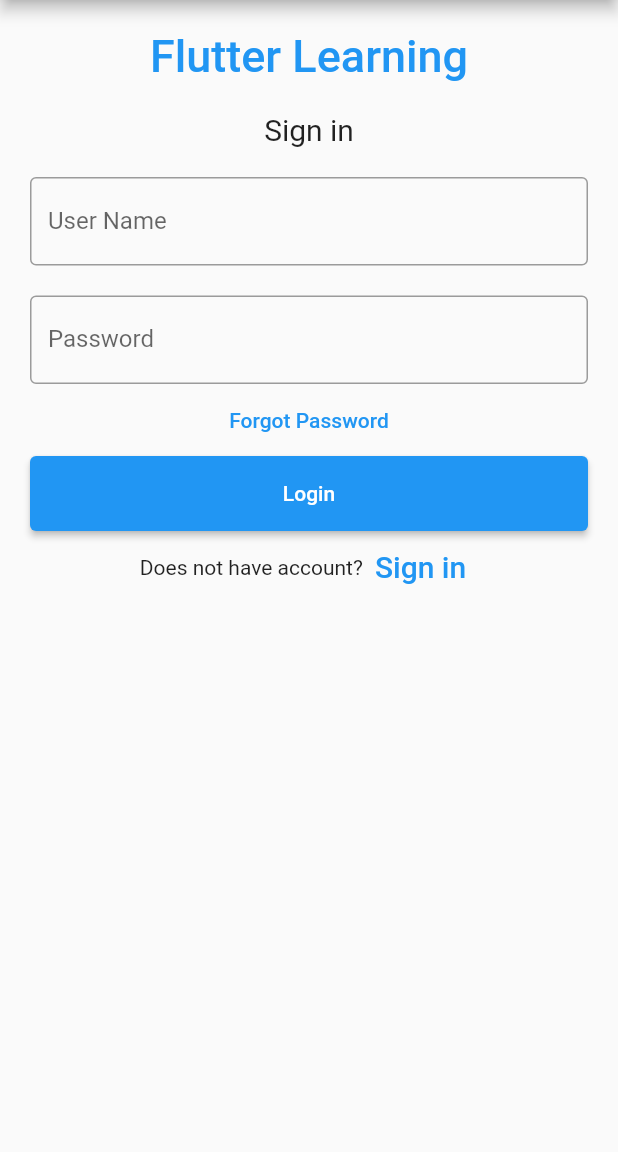
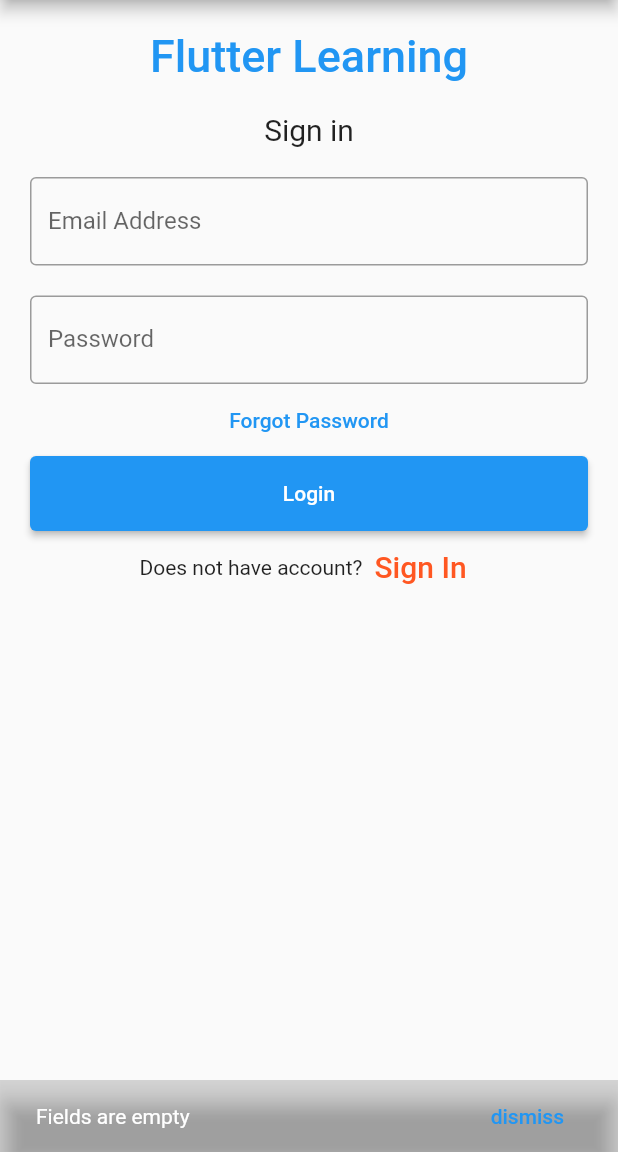
Before and after one commit to vinugilbert/FlutterPractice, a Flutter app: the screen it shows after launch, after a tap on "Login", on a phone screen of 412 x 824 dp, the part 84-1236 px from its top. Run offline on Flutter 3.47's test engine with Material 2 defaults, Android fonts, the phone set to English and light mode, and no system bars.

Commit message:
email and password validation

```diff
--- a/lib/main.dart
+++ b/lib/main.dart
@@ -27,8 +27,46 @@ class MyStatefulWidget extends StatefulWidget {
 }
 
 class _MyStatefulWidgetState extends State<MyStatefulWidget> {
-  TextEditingController nameController = TextEditingController();
+  TextEditingController emailController = TextEditingController();
   TextEditingController passwordController = TextEditingController();
+  String emailPattern =
+      r"^[a-zA-Z0-9.!#$%&'*+/=?^_`{|}~-]+@[a-zA-Z0-9](?:[a-zA-Z0-9-]"
+      r"{0,253}[a-zA-Z0-9])?(?:\.[a-zA-Z0-9](?:[a-zA-Z0-9-]"
+      r"{0,253}[a-zA-Z0-9])?)*$";
+  String passwordPattern =
+      r'^(?=.*?[A-Z])(?=.*?[a-z])(?=.*?[0-9])(?=.*?[!@#\$&*~]).{8,}$';
+
+  void _checkTextFieldValidation(BuildContext context) {
+    String useremail, password;
+    useremail = emailController.text;
+    password = passwordController.text;
+    if (useremail == '' || password == '') {
+      _showSnackBar(context, 'Fields are empty');
+    } else {
+      if (useremail != '' && !RegExp(emailPattern).hasMatch(useremail)) {
+        _showSnackBar(context, 'Enter Valid email Address');
+      } else {
+        if (password != '' && !RegExp(passwordPattern).hasMatch(password)) {
+          _showSnackBar(context, 'Enter Valid Password');
+        }
+        else{
+          _showSnackBar(context, 'All Good');
+        }
+      }
+    }
+  }
+
+  _showSnackBar(BuildContext context, String validationInfo) {
+    final snackBar = SnackBar(
+      content: Text(validationInfo),
+      backgroundColor: (Colors.black12),
+      action: SnackBarAction(
+        label: 'dismiss',
+        onPressed: () {},
+      ),
+    );
+    ScaffoldMessenger.of(context).showSnackBar(snackBar);
+  }
 
   @override
   Widget build(BuildContext context) {
@@ -56,10 +94,10 @@ class _MyStatefulWidgetState extends State<MyStatefulWidget> {
             Container(
               padding: const EdgeInsets.all(10),
               child: TextField(
-                controller: nameController,
+                controller: emailController,
                 decoration: const InputDecoration(
                   border: OutlineInputBorder(),
-                  labelText: 'User Name',
+                  labelText: 'Email Address',
                 ),
               ),
             ),
@@ -78,7 +116,9 @@ class _MyStatefulWidgetState extends State<MyStatefulWidget> {
               onPressed: () {
                 //forgot password screen
               },
-              child: const Text('Forgot Password',),
+              child: const Text(
+                'Forgot Password',
+              ),
             ),
             Container(
                 height: 50,
@@ -86,18 +126,16 @@ class _MyStatefulWidgetState extends State<MyStatefulWidget> {
                 child: ElevatedButton(
                   child: const Text('Login'),
                   onPressed: () {
-                    print(nameController.text);
-                    print(passwordController.text);
+                    _checkTextFieldValidation(context);
                   },
-                )
-            ),
+                )),
             Row(
               children: <Widget>[
                 const Text('Does not have account?'),
                 TextButton(
                   child: const Text(
-                    'Sign in',
-                    style: TextStyle(fontSize: 20),
+                    'Sign In',
+                    style: TextStyle(fontSize: 20, color: Colors.deepOrange),
                   ),
                   onPressed: () {
                     //signup screen
```
